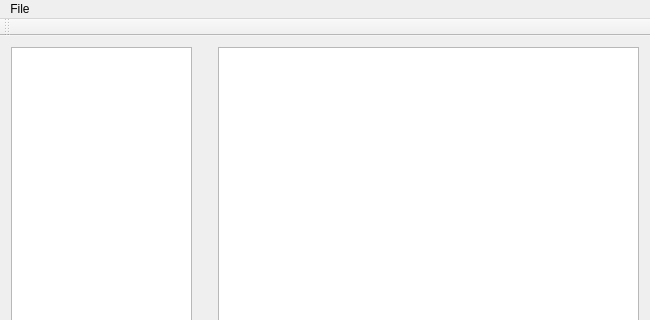
The window that notepad.ui (pybae/QNote) describes before a commit, drawn with Qt 5; both pictures show x 0 to 650 and y 0 to 320 of the 650 by 500 pixel window.
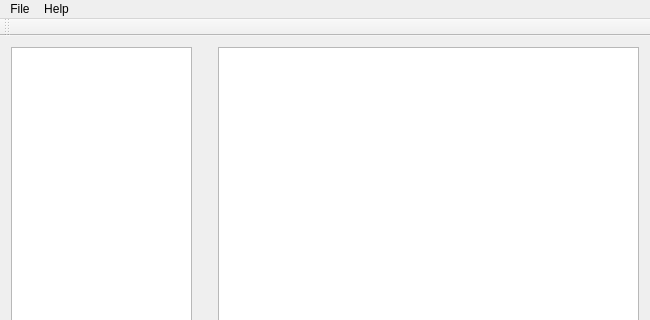
The same window after the commit.

Commit message: adding about us dialogbox resolve #3

The edit to the form file:
```diff
--- a/notepad.ui
+++ b/notepad.ui
@@ -72,7 +72,7 @@
      <x>0</x>
      <y>0</y>
      <width>650</width>
-     <height>22</height>
+     <height>21</height>
     </rect>
    </property>
    <widget class="QMenu" name="menuFile">
@@ -91,7 +91,14 @@
     <addaction name="separator"/>
     <addaction name="actionExit"/>
    </widget>
+   <widget class="QMenu" name="menuHelp">
+    <property name="title">
+     <string>Help</string>
+    </property>
+    <addaction name="actionAbout"/>
+   </widget>
    <addaction name="menuFile"/>
+   <addaction name="menuHelp"/>
   </widget>
   <widget class="QToolBar" name="mainToolBar">
    <attribute name="toolBarArea">
```
Left out of the diff: 5 changed lines with no effect on the pictures. The commit also changes 2 other files.
